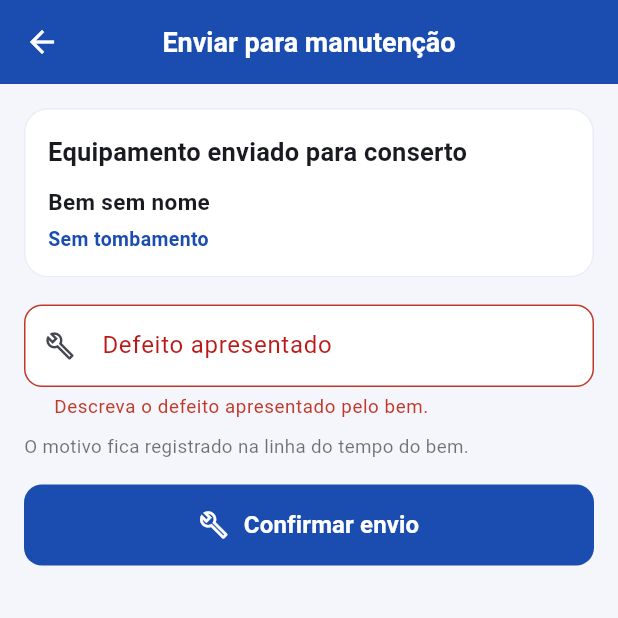
After one commit to Equipe-de-Dev-6/reserva-mobile, a Flutter app: the PatrimonioManutencaoView screen opened by its route, after a tap on "Confirmar envio", on a phone screen of 412 x 824 dp, the top half of it. The commit adds this screen. Run offline on Flutter 3.47's test engine with Material 3 defaults, Android fonts, the light colour scheme and no system bars; our stand-ins replace dio, flutter_secure_storage, get; accounts and stored records are empty.

Commit message:
Enviar e concluir manutenção de um bem (RN05)

```diff
--- /dev/null
+++ b/lib/controllers/patrimonio_manutencao_controller.dart
@@ -0,0 +1,177 @@
+import 'package:flutter/material.dart';
+import 'package:get/get.dart';
+
+import '../core/servicos/patrimonio_service.dart';
+import '../core/utils/app_exception.dart';
+import '../models/patrimonio_model.dart';
+import '../models/status_patrimonio.dart';
+
+/// Controller do fluxo de **manutenção** do bem (RN05).
+///
+/// Dois movimentos opostos numa tela só, como no ciclo de vida de
+/// atribuição/devolução — a tela descobre qual é o da vez pelo
+/// `Get.arguments` (`modo`: `'enviar'` ou `'concluir'`):
+///
+/// | Movimento | O que faz | Status final |
+/// |-----------|-----------|--------------|
+/// | Envio     | tira o bem do almoxarifado para conserto | `em_manutencao` |
+/// | Conclusão | devolve o bem consertado ao estoque      | `disponivel`    |
+///
+/// O backend não tem endpoint dedicado de manutenção: a troca de
+/// status acontece no `PUT /patrimonios/{id}` (ver
+/// [PatrimonioService.enviarParaManutencao]).
+class PatrimonioManutencaoController extends GetxController {
+  PatrimonioManutencaoController(this._patrimonio);
+
+  final PatrimonioService _patrimonio;
+
+  // --- Estado reativo ---------------------------------------------------
+
+  /// `true` durante o envio da requisição.
+  final RxBool salvando = false.obs;
+
+  final RxString erro = ''.obs;
+
+  /// Bem em manutenção. Vem do `Get.arguments`.
+  final Rxn<PatrimonioModel> patrimonio = Rxn<PatrimonioModel>();
+
+  // --- Campos do formulário ---------------------------------------------
+
+  /// Defeito relatado (envio) ou serviço realizado (conclusão) — é o
+  /// texto que aparece na linha do tempo do bem.
+  final TextEditingController motivoCtrl = TextEditingController();
+
+  // --- Modo da tela -------------------------------------------------------
+
+  /// `true` no envio para conserto; `false` na conclusão.
+  ///
+  /// É público de propósito: o teste monta o Controller direto (o
+  /// `Get.arguments` não tem setter) e precisa escolher o modo sem
+  /// passar pelo roteador. Na aplicação, quem define é a rota.
+  bool enviando = true;
+
+  /// `true` na conclusão da manutenção.
+  bool get concluindo => !enviando;
+
+  /// Id do bem em movimento. Vem dos argumentos da rota; público pelo
+  /// mesmo motivo do [enviando].
+  int id = 0;
+
+  @override
+  void onInit() {
+    super.onInit();
+    _lerArgumentos();
+  }
+
+  @override
+  void onClose() {
+    motivoCtrl.dispose();
+    super.onClose();
+  }
+
+  /// Lê o `id` do bem, o bem em si e o modo do movimento vindos da rota.
+  ///
+  /// Só preenche o que ainda estiver vazio: quem chamou o Controller
+  /// com o id ou o modo já definidos tem prioridade sobre a rota.
+  void _lerArgumentos() {
+    final argumentos = Get.arguments;
+    final Map<Object?, Object?> mapa =
+        argumentos is Map ? argumentos : const <Object?, Object?>{};
+
+    final idDosArgumentos = mapa['id'];
+    if (id == 0) {
+      if (idDosArgumentos is int) {
+        id = idDosArgumentos;
+      } else {
+        id = int.tryParse(idDosArgumentos?.toString() ?? '') ?? 0;
+      }
+    }
+
+    // O bem em si vem junto quando a tela é aberta a partir do detalhe.
+    final bem = mapa['patrimonio'];
+    if (bem is PatrimonioModel) {
+      patrimonio.value = bem;
+      if (id == 0) id = bem.id;
+    }
+
+    if (mapa['modo'] == 'concluir') enviando = false;
+  }
+
+  // -------------------------------------------------------------------------
+  // ENVIO
+  // -------------------------------------------------------------------------
+
+  /// Executa o movimento: envia para ou conclui a manutenção.
+  ///
+  /// Devolve `true` quando a operação foi concluída — é o sinal para a
+  /// View fechar a tela. `false` mantém a tela aberta, com o motivo em
+  /// [erro].
+  Future<bool> confirmar(FormState formulario) async {
+    erro.value = '';
+
+    // `validate()` devolve `true` quando o formulário está **válido**.
+    // Se for `false`, o próprio Form já exibiu a mensagem no campo.
+    if (!formulario.validate()) return false;
+
+    if (id <= 0) {
+      erro.value = 'Bem não informado.';
+      return false;
+    }
+
+    salvando.value = true;
+    try {
+      if (enviando) {
+        await _patrimonio.enviarParaManutencao(
+          id,
+          observacao: motivoCtrl.text,
+        );
+      } else {
+        await _patrimonio.concluirManutencao(
+          id,
+          observacao: motivoCtrl.text,
+        );
+      }
+      return true;
+    } on AppException catch (e) {
+      erro.value = e.mensagem;
+      return false;
+    } finally {
+      salvando.value = false;
+    }
+  }
+
+  // -------------------------------------------------------------------------
+  // VALIDAÇÕES
+  // -------------------------------------------------------------------------
+
+  /// O motivo é obrigatório nos dois movimentos: no envio é o defeito
+  /// relatado, na conclusão é o serviço realizado. É o que a linha do
+  /// tempo mostra meses depois.
+  String? validarMotivo(String? valor) {
+    final texto = valor?.trim() ?? '';
+    if (texto.isEmpty) {
+      return enviando
+          ? 'Descreva o defeito apresentado pelo bem.'
+          : 'Descreva o serviço realizado na manutenção.';
+    }
+    if (texto.length < 5) return 'Descreva o motivo com pelo menos 5 letras.';
+    return null;
+  }
+
+  /// A regra de negócio impede enviar para manutenção um bem que tem
+  /// docente responsável: primeiro ele precisa ser devolvido (RN05).
+  ///
+  /// Devolve `null` quando a operação é permitida, ou a mensagem que a
+  /// View exibe.
+  String? get bloqueioEnvio {
+    final status = patrimonio.value?.status ?? StatusPatrimonio.indefinido;
+    if (status == StatusPatrimonio.emUso) {
+      return 'Este bem está com um professor. Registre a devolução '
+          'antes de enviá-lo para manutenção.';
+    }
+    if (status == StatusPatrimonio.baixado) {
+      return 'Bens baixados do acervo não passam por manutenção.';
+    }
+    return null;
+  }
+}
--- a/lib/core/servicos/patrimonio_service.dart
+++ b/lib/core/servicos/patrimonio_service.dart
@@ -266,4 +266,43 @@ class PatrimonioService {
       body: DesatribuirPatrimonioRequestModel(motivo: motivo).toJson(),
     );
   }
+
+  // -------------------------------------------------------------------------
+  // PUT /patrimonios/{id} — status: manutenção (RN05)
+  // -------------------------------------------------------------------------
+  //
+  // O backend não tem endpoint dedicado de manutenção: o `status` do
+  // `UpdatePatrimonioRequest` é o que move o bem entre estados. Por
+  // isso os métodos abaixo mandam um corpo mínimo — só `status` e
+  // `observacoes` — em vez de reaproveitar `toJsonAtualizacao()`, que
+  // reenviaria os campos cadastrais com o que estiver em memória.
+
+  /// Envia o bem para conserto: status vira `em_manutencao`.
+  ///
+  /// A `observacao` é o defeito relatado — é ela que entra na linha do
+  /// tempo e explica, meses depois, por que o bem saiu de circulação.
+  Future<void> enviarParaManutencao(int id, {String observacao = ''}) async {
+    await _mudarStatus(id, StatusPatrimonio.emManutencao, observacao);
+  }
+
+  /// Encerra o conserto: o bem volta ao almoxarifado (`disponivel`) e
+  /// fica pronto para uma nova atribuição (RN05).
+  Future<void> concluirManutencao(int id, {String observacao = ''}) async {
+    await _mudarStatus(id, StatusPatrimonio.disponivel, observacao);
+  }
+
+  /// Corpo enxuto do `PUT /patrimonios/{id}` para a troca de status.
+  Future<void> _mudarStatus(
+    int id,
+    StatusPatrimonio status,
+    String observacao,
+  ) async {
+    await _api.put(
+      '/patrimonios/$id',
+      body: {
+        'status': status.api,
+        'observacoes': observacao.trim(),
+      },
+    );
+  }
 }
--- a/lib/views/patrimonio/patrimonio_detalhe_view.dart
+++ b/lib/views/patrimonio/patrimonio_detalhe_view.dart
@@ -4,6 +4,7 @@ import 'package:get/get.dart';
 import '../../controllers/patrimonio_detalhe_controller.dart';
 import '../../core/utils/data_hora.dart';
 import '../../models/patrimonio_model.dart';
+import '../../models/status_patrimonio.dart';
 import '../../widgets/badge_status.dart';
 import '../../widgets/mensagem_erro.dart';
 import 'rotas_patrimonio.dart';
@@ -189,6 +190,40 @@ class _Ficha extends StatelessWidget {
               aoTocar: () => Get.toNamed(
                 RotasPatrimonio.devolucao,
                 arguments: {'id': patrimonio.id, 'patrimonio': patrimonio},
+              ),
+            ),
+          ],
+          // Enviar para conserto só faz sentido para um bem em estoque —
+          // um bem com docente precisa ser devolvido antes (RN05).
+          if (controller.statusPermiteAtribuicao &&
+              patrimonio.status != StatusPatrimonio.emManutencao) ...[
+            const SizedBox(height: 10),
+            _BotaoAcao(
+              icone: Icons.build_outlined,
+              texto: 'Enviar para manutenção',
+              aoTocar: () => Get.toNamed(
+                RotasPatrimonio.manutencao,
+                arguments: {
+                  'id': patrimonio.id,
+                  'patrimonio': patrimonio,
+                  'modo': 'enviar',
+                },
+              ),
+            ),
+          ],
+          // Concluir o conserto devolve o bem ao almoxarifado.
+          if (patrimonio.status == StatusPatrimonio.emManutencao) ...[
+            const SizedBox(height: 10),
+            _BotaoAcao(
+              icone: Icons.build_circle_outlined,
+              texto: 'Concluir manutenção',
+              aoTocar: () => Get.toNamed(
+                RotasPatrimonio.manutencao,
+                arguments: {
+                  'id': patrimonio.id,
+                  'patrimonio': patrimonio,
+                  'modo': 'concluir',
+                },
               ),
             ),
           ],
--- /dev/null
+++ b/lib/views/patrimonio/patrimonio_manutencao_view.dart
@@ -0,0 +1,191 @@
+import 'package:flutter/material.dart';
+import 'package:get/get.dart';
+
+import '../../app/tema.dart';
+import '../../controllers/patrimonio_manutencao_controller.dart';
+import '../../widgets/botao_primario.dart';
+import '../../widgets/campo_texto.dart';
+import '../../widgets/mensagem_erro.dart';
+import 'rotas_patrimonio.dart';
+
+/// **Manutenção de um bem (RN05).**
+///
+/// Dois movimentos do ciclo de vida numa tela só:
+///
+///  * **Envio** — o bem sai do almoxarifado para conserto, com o defeito
+///    relatado registrado na linha do tempo (status `em_manutencao`).
+///  * **Conclusão** — o conserto termina e o bem volta ao estoque,
+///    pronto para uma nova atribuição (status `disponivel`).
+///
+/// O motivo é obrigatório nos dois casos: é ele que explica, meses
+/// depois, por que o bem saiu (ou voltou) de circulação.
+class PatrimonioManutencaoView extends StatefulWidget {
+  const PatrimonioManutencaoView({super.key});
+
+  @override
+  State<PatrimonioManutencaoView> createState() =>
+      _PatrimonioManutencaoViewState();
+}
+
+class _PatrimonioManutencaoViewState extends State<PatrimonioManutencaoView> {
+  /// A FormKey mora na View (ver comentário em `auth_controller.dart`).
+  final _formKey = GlobalKey<FormState>();
+
+  @override
+  Widget build(BuildContext context) {
+    final controller = Get.find<PatrimonioManutencaoController>();
+
+    return Scaffold(
+      appBar: AppBar(
+        title: Text(
+          controller.enviando ? 'Enviar para manutenção' : 'Concluir manutenção',
+        ),
+      ),
+      body: SafeArea(
+        child: Form(
+          key: _formKey,
+          child: ListView(
+            padding: const EdgeInsets.fromLTRB(16, 16, 16, 28),
+            children: [
+              _Resumo(controller: controller),
+              const SizedBox(height: 18),
+              // Um bem em uso não pode ir direto para conserto: o
+              // docente precisa devolver antes (RN05). O bloqueio é do
+              // Controller e a explicação fica na própria tela.
+              if (controller.bloqueioEnvio != null)
+                MensagemErro.erro(controller.bloqueioEnvio!)
+              else ...[
+                CampoTexto(
+                  rotulo: controller.enviando
+                      ? 'Defeito apresentado'
+                      : 'Serviço realizado',
+                  dica: controller.enviando
+                      ? 'Ex.: não liga, tela trincada'
+                      : 'Ex.: troca da fonte de alimentação',
+                  icone: Icons.build_outlined,
+                  controlador: controller.motivoCtrl,
+                  maxLength: 200,
+                  validator: controller.validarMotivo,
+                  desabilitado: controller.salvando.value,
+                ),
+                const SizedBox(height: 10),
+                Text(
+                  'O motivo fica registrado na linha do tempo do bem.',
+                  style: TextStyle(
+                    fontSize: 12.5,
+                    color: Colors.black.withValues(alpha: 0.55),
+                  ),
+                ),
+                const SizedBox(height: 16),
+                Obx(() {
+                  if (controller.erro.value.isEmpty) {
+                    return const SizedBox.shrink();
+                  }
+                  return Padding(
+                    padding: const EdgeInsets.only(bottom: 14),
+                    child: MensagemErro.erro(controller.erro.value),
+                  );
+                }),
+                Obx(
+                  () => BotaoPrimario(
+                    texto: controller.enviando
+                        ? 'Confirmar envio'
+                        : 'Confirmar conclusão',
+                    icone: Icons.build_outlined,
+                    carregando: controller.salvando.value,
+                    aoTocar: () => _confirmar(controller),
+                  ),
+                ),
+              ],
+            ],
+          ),
+        ),
+      ),
+    );
+  }
+
+  /// Executa o movimento e volta para a lista de patrimônios.
+  Future<void> _confirmar(PatrimonioManutencaoController controller) async {
+    final ok = await controller.confirmar(_formKey.currentState!);
+    if (!ok) return;
+
+    final enviando = controller.enviando;
+
+    Get.offNamed(RotasPatrimonio.lista);
+    Get.snackbar(
+      enviando ? 'Bem enviado para manutenção' : 'Manutenção concluída',
+      enviando
+          ? 'O bem saiu de circulação até o conserto terminar.'
+          : 'O bem voltou ao almoxarifado e está disponível.',
+      snackPosition: SnackPosition.BOTTOM,
+      margin: const EdgeInsets.all(16),
+      backgroundColor: Tema.sucesso,
+      colorText: Colors.white,
+      duration: const Duration(seconds: 4),
+    );
+  }
+}
+
+/// Resumo do bem que está entrando ou saindo da manutenção.
+class _Resumo extends StatelessWidget {
+  const _Resumo({required this.controller});
+
+  final PatrimonioManutencaoController controller;
+
+  @override
+  Widget build(BuildContext context) {
+    final patrimonio = controller.patrimonio.value;
+
+    return Card(
+      child: Padding(
+        padding: const EdgeInsets.all(16),
+        child: Column(
+          crossAxisAlignment: CrossAxisAlignment.start,
+          children: [
+            Text(
+              controller.enviando
+                  ? 'Equipamento enviado para conserto'
+                  : 'Equipamento consertado',
+              style: Theme.of(context).textTheme.titleMedium,
+            ),
+            const SizedBox(height: 10),
+            Text(
+              patrimonio?.nome ?? 'Bem sem nome',
+              style: const TextStyle(fontSize: 15, fontWeight: FontWeight.w700),
+            ),
+            const SizedBox(height: 4),
+            Text(
+              patrimonio?.codigo.isNotEmpty ?? false
+                  ? patrimonio!.codigo
+                  : 'Sem tombamento',
+              style: const TextStyle(
+                fontSize: 13,
+                fontWeight: FontWeight.w600,
+                color: Tema.azulPrimario,
+              ),
+            ),
+            if ((patrimonio?.localizacao ?? '').trim().isNotEmpty) ...[
+              const SizedBox(height: 10),
+              Row(
+                children: [
+                  Icon(Icons.place_outlined,
+                      size: 15, color: Colors.black.withValues(alpha: 0.45)),
+                  const SizedBox(width: 6),
+                  Expanded(
+                    child: Text(
+                      patrimonio!.localizacao.trim(),
+                      style: TextStyle(
+                        fontSize: 13,
+                        color: Colors.black.withValues(alpha: 0.6),
+                      ),
+                    ),
+                  ),
+                ],
+              ),
+            ],
+          ],
+        ),
+      ),
+    );
+  }
+}
--- a/lib/views/patrimonio/rotas_patrimonio.dart
+++ b/lib/views/patrimonio/rotas_patrimonio.dart
@@ -6,6 +6,7 @@ import '../../controllers/patrimonio_controller.dart';
 import '../../controllers/patrimonio_detalhe_controller.dart';
 import '../../controllers/patrimonio_form_controller.dart';
 import '../../controllers/patrimonio_historico_controller.dart';
+import '../../controllers/patrimonio_manutencao_controller.dart';
 import '../../core/servicos/api_client.dart';
 import '../../core/servicos/patrimonio_service.dart';
 import '../../core/servicos/professor_service.dart';
@@ -15,6 +16,7 @@ import 'patrimonio_devolucao_view.dart';
 import 'patrimonio_form_view.dart';
 import 'patrimonio_historico_view.dart';
 import 'patrimonio_lista_view.dart';
+import 'patrimonio_manutencao_view.dart';
 
 /// Nomes das rotas do módulo de Patrimônio.
 ///
@@ -42,6 +44,12 @@ class RotasPatrimonio {
   static const atribuicao = '/admin/patrimonios/atribuir';
   static const devolucao = '/admin/patrimonios/devolver';
   static const historico = '/admin/patrimonios/historico';
+
+  // --- manutenção (RN05) -----------------------------------------------
+  /// Envio para conserto e conclusão do conserto — dois movimentos
+  /// numa tela só, distinguidos pelo argumento `modo`
+  /// (`'enviar'` ou `'concluir'`).
+  static const manutencao = '/admin/patrimonios/manutencao';
 }
 
 /// Registra o [PatrimonioService] e os Controllers do módulo.
@@ -71,6 +79,9 @@ class PatrimonioBinding extends Bindings {
     Get.lazyPut<PatrimonioHistoricoController>(
       () => PatrimonioHistoricoController(Get.find<PatrimonioService>()),
     );
+    Get.lazyPut<PatrimonioManutencaoController>(
+      () => PatrimonioManutencaoController(Get.find<PatrimonioService>()),
+    );
 
     // O fluxo de atribuição precisa da lista de docentes para o seletor.
     Get.lazyPut<ProfessorService>(
@@ -87,16 +98,17 @@ class PatrimonioBinding extends Bindings {
 
 /// Páginas do módulo, prontas para entrar em `AppRotas.paginas`.
 ///
-/// Todas exigem sessão ativa ([AutenticadoMiddleware]). O bloqueio por
-/// papel é feito pelo próprio Controller: só o Coordenador vê o botão de
-/// cadastrar e as ações de escrita (RN03), e o backend recusa a operação
-/// com 403 de qualquer forma.
+/// Todas exigem sessão ativa ([AutenticadoMiddleware]) **e** papel de
+/// Coordenador ([AdminMiddleware]): todo o módulo é escrita de gestão —
+/// e um docente que force a rota é devolvido ao próprio painel sem ver
+/// a tela. A barreira real continua sendo o backend, que responde `403`
+/// a qualquer mutação de docente (RN03).
 List<GetPage> get paginasPatrimonio => [
       GetPage(
         name: RotasPatrimonio.lista,
         page: () => const PatrimonioListaView(),
         binding: PatrimonioBinding(),
-        middlewares: [AutenticadoMiddleware()],
+        middlewares: [AutenticadoMiddleware(), AdminMiddleware()],
         transition: Transition.fadeIn,
         transitionDuration: const Duration(milliseconds: 280),
       ),
@@ -104,7 +116,7 @@ List<GetPage> get paginasPatrimonio => [
         name: RotasPatrimonio.detalhe,
         page: () => const PatrimonioDetalheView(),
         binding: PatrimonioBinding(),
-        middlewares: [AutenticadoMiddleware()],
+        middlewares: [AutenticadoMiddleware(), AdminMiddleware()],
         transition: Transition.rightToLeftWithFade,
         transitionDuration: const Duration(milliseconds: 280),
       ),
@@ -112,7 +124,7 @@ List<GetPage> get paginasPatrimonio => [
         name: RotasPatrimonio.form,
         page: () => const PatrimonioFormView(),
         binding: PatrimonioBinding(),
-        middlewares: [AutenticadoMiddleware()],
+        middlewares: [AutenticadoMiddleware(), AdminMiddleware()],
         transition: Transition.rightToLeftWithFade,
         transitionDuration: const Duration(milliseconds: 280),
       ),
@@ -124,7 +136,7 @@ List<GetPage> get paginasPatrimonio => [
         name: RotasPatrimonio.atribuicao,
         page: () => const PatrimonioAtribuicaoView(),
         binding: PatrimonioBinding(),
-        middlewares: [AutenticadoMiddleware()],
+        middlewares: [AutenticadoMiddleware(), AdminMiddleware()],
         transition: Transition.rightToLeftWithFade,
         transitionDuration: const Duration(milliseconds: 280),
       ),
@@ -132,7 +144,7 @@ List<GetPage> get paginasPatrimonio => [
         name: RotasPatrimonio.devolucao,
         page: () => const PatrimonioDevolucaoView(),
         binding: PatrimonioBinding(),
-        middlewares: [AutenticadoMiddleware()],
+        middlewares: [AutenticadoMiddleware(), AdminMiddleware()],
         transition: Transition.rightToLeftWithFade,
         transitionDuration: const Duration(milliseconds: 280),
       ),
@@ -140,7 +152,17 @@ List<GetPage> get paginasPatrimonio => [
         name: RotasPatrimonio.historico,
         page: () => const PatrimonioHistoricoView(),
         binding: PatrimonioBinding(),
-        middlewares: [AutenticadoMiddleware()],
+        middlewares: [AutenticadoMiddleware(), AdminMiddleware()],
+        transition: Transition.rightToLeftWithFade,
+        transitionDuration: const Duration(milliseconds: 280),
+      ),
+
+      // --- manutenção (RN05) --------------------------------------------
+      GetPage(
+        name: RotasPatrimonio.manutencao,
+        page: () => const PatrimonioManutencaoView(),
+        binding: PatrimonioBinding(),
+        middlewares: [AutenticadoMiddleware(), AdminMiddleware()],
         transition: Transition.rightToLeftWithFade,
         transitionDuration: const Duration(milliseconds: 280),
       ),
```
